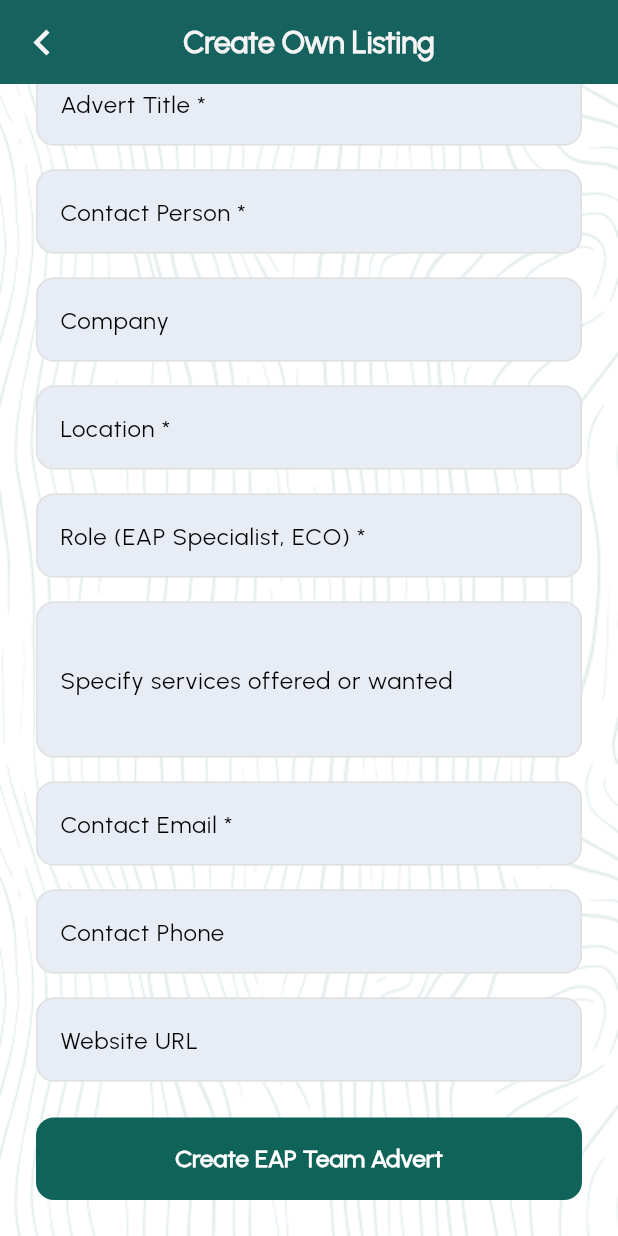
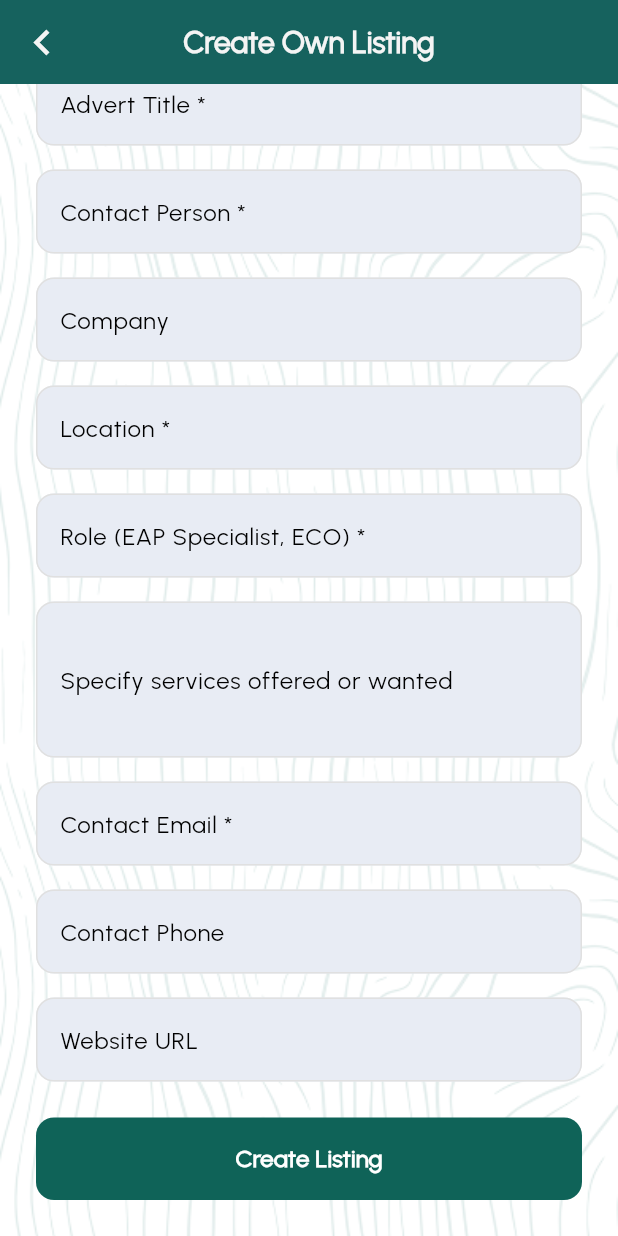
Before and after one commit to insaneoscar1000/EAP, a Flutter app: the CreateAdvertView screen opened by its route, scrolled down 263 dp, on a phone screen of 412 x 824 dp. Run offline on Flutter 3.47's test engine with Material 3 defaults, Android fonts, the phone set to English and light mode, and no system bars; drawn by our look-alikes of overlay_support; our stand-ins replace cloud_firestore, dio, firebase_auth, firebase_core, firebase_messaging, firebase_storage and 8 more; missing offline and left inert: pay_with_paystack; accounts and stored records are empty.

Commit message:
more things

```diff
--- a/lib/src/ui/views/check_regs/water_uses_view/water_uses_view.dart
+++ b/lib/src/ui/views/check_regs/water_uses_view/water_uses_view.dart
@@ -103,6 +103,7 @@ class WaterUsesView extends StatelessWidget {
                   style: TextStyle(fontSize: 16, height: 1.5),
                   toolbarOptions: ToolbarOptions(copy: true, selectAll: true),
                 ),
+                SizedBox(height: 40),
               ],
             ),
           ),
--- a/lib/src/ui/views/home/schedule_view/create_to_do_view.dart
+++ b/lib/src/ui/views/home/schedule_view/create_to_do_view.dart
@@ -203,6 +203,7 @@ class _CreateToDoViewState extends State<CreateToDoView> {
               padding: EdgeInsets.symmetric(horizontal: 16),
               child: DropdownButtonHideUnderline(
                 child: DropdownButton<String>(
+                  menuMaxHeight: 400,
                   isExpanded: true,
                   value: model.projectNames.contains(selectedProject)
                       ? selectedProject
--- a/lib/src/ui/views/network/create_advert_view/create_advert_view.dart
+++ b/lib/src/ui/views/network/create_advert_view/create_advert_view.dart
@@ -10,7 +10,7 @@ class CreateAdvertView extends StatefulWidget {
 }
 
 class _CreateAdvertViewState extends State<CreateAdvertView> {
-  final _formKey = GlobalKey<FormState>();
+  final GlobalKey<FormState> _formKey = GlobalKey<FormState>();
   @override
   Widget build(BuildContext context) {
     return ViewModelBuilder<CreateAdvertViewModel>.reactive(
@@ -18,7 +18,7 @@ class _CreateAdvertViewState extends State<CreateAdvertView> {
         builder:
             (BuildContext context, CreateAdvertViewModel model, Widget? child) {
           return Stack(
-            children: [
+            children: <Widget>[
               Scaffold(
                   appBar: DefaultAppBar(
                     title: 'Create Own Listing',
@@ -39,7 +39,7 @@ class _CreateAdvertViewState extends State<CreateAdvertView> {
                             key: _formKey,
                             child: Column(
                               crossAxisAlignment: CrossAxisAlignment.stretch,
-                              children: [
+                              children: <Widget>[
                                 Container(
                                   height: 200,
                                   decoration: BoxDecoration(
@@ -85,7 +85,7 @@ class _CreateAdvertViewState extends State<CreateAdvertView> {
                                             : Column(
                                                 mainAxisAlignment:
                                                     MainAxisAlignment.center,
-                                                children: [
+                                                children: <Widget>[
                                                   Container(
                                                     padding: EdgeInsets.all(12),
                                                     decoration: BoxDecoration(
@@ -186,13 +186,13 @@ class _CreateAdvertViewState extends State<CreateAdvertView> {
                                             // Show payment confirmation dialog
                                             showDialog(
                                               context: context,
-                                              builder: (context) {
+                                              builder: (BuildContext context) {
                                                 return AlertDialog(
                                                   title:
                                                       Text('Payment Required'),
                                                   content: Text(
                                                       'Creating an advert requires a payment of ₦100.00. Would you like to proceed with payment?'),
-                                                  actions: [
+                                                  actions: <Widget>[
                                                     TextButton(
                                                       onPressed: () {
                                                         Navigator.of(context)
@@ -235,7 +235,7 @@ class _CreateAdvertViewState extends State<CreateAdvertView> {
                                           width: 20,
                                           child: LoadingIndicator())
                                       : Text(
-                                          'Create EAP Team Advert',
+                                          'Create Listing',
                                           style: TextStyle(
                                             fontSize: 16,
                                             fontWeight: FontWeight.w600,
@@ -255,7 +255,7 @@ class _CreateAdvertViewState extends State<CreateAdvertView> {
                   child: Center(
                     child: Column(
                       mainAxisSize: MainAxisSize.min,
-                      children: [
+                      children: <Widget>[
                         LoadingIndicator(),
                       ],
                     ),
--- a/pubspec.yaml
+++ b/pubspec.yaml
@@ -1,7 +1,7 @@
 name: the_eap_app
 description: "A new Flutter project."
 publish_to: "none"
-version: 1.0.0+9
+version: 1.0.0+10
 
 environment:
   sdk: ^3.5.4
```
Also changed, not shown: lib/src/ui/views/projects/create_project_view/steps/step1_project_overview.dart (+9 -0 lines).
